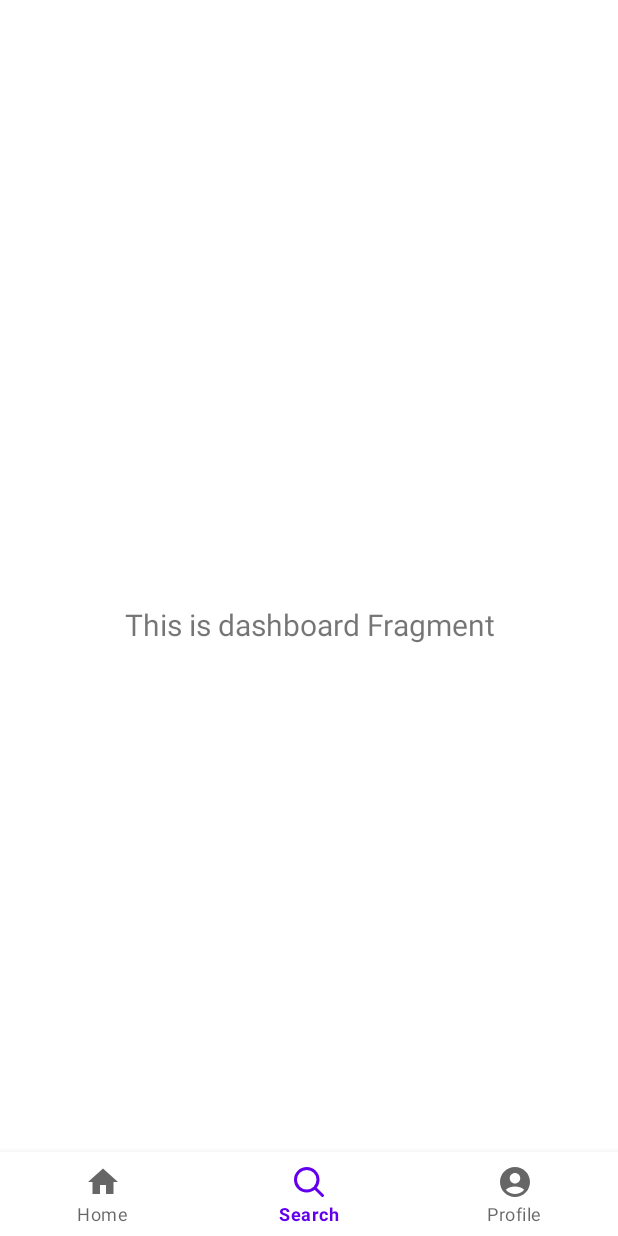
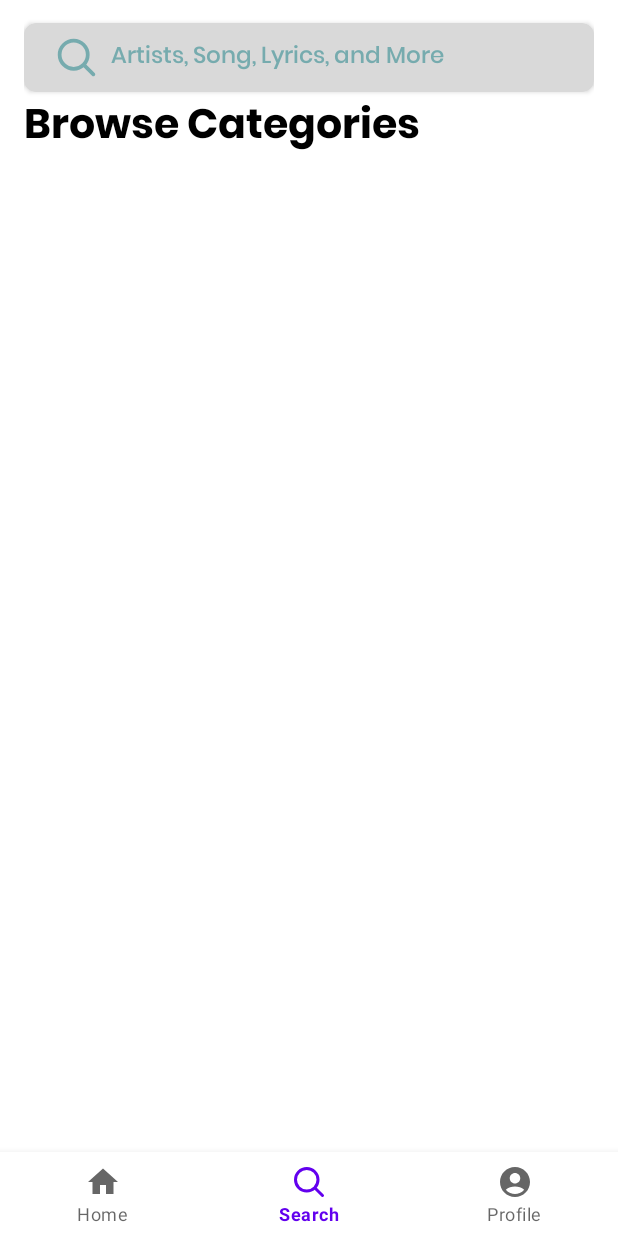
Before and after one commit to Akmall-rey/MusicPlayerProject, an Android app: the SearchFragment screen opened through its navigation route, on a phone screen of 412 x 824 dp. Run offline under Robolectric (Android 15) with nearby library versions, the phone set to English and light mode, and no system bars; our stand-ins replace navigation-ui.

```diff
--- a/app/src/main/java/com/example/musicplayerproject/ui/search/SearchFragment.kt
+++ b/app/src/main/java/com/example/musicplayerproject/ui/search/SearchFragment.kt
@@ -28,10 +28,10 @@ class SearchFragment : Fragment() {
         _binding = FragmentSearchBinding.inflate(inflater, container, false)
         val root: View = binding.root
 
-        val textView: TextView = binding.textDashboard
-        dashboardViewModel.text.observe(viewLifecycleOwner) {
-            textView.text = it
-        }
+//        val textView: TextView = binding.textDashboard
+//        dashboardViewModel.text.observe(viewLifecycleOwner) {
+//            textView.text = it
+//        }
         return root
     }
 
--- /dev/null
+++ b/app/src/main/java/com/example/musicplayerproject/ui/search/Song.kt
@@ -0,0 +1,4 @@
+package com.example.musicplayerproject.ui.search
+
+class Song {
+}
--- /dev/null
+++ b/app/src/main/java/com/example/musicplayerproject/ui/search/SongAdapter.kt
@@ -0,0 +1,4 @@
+package com.example.musicplayerproject.ui.search
+
+class SongAdapter {
+}
--- a/app/src/main/res/layout/fragment_search.xml
+++ b/app/src/main/res/layout/fragment_search.xml
@@ -1,23 +1,75 @@
 <?xml version="1.0" encoding="utf-8"?>
-<androidx.constraintlayout.widget.ConstraintLayout xmlns:android="http://schemas.android.com/apk/res/android"
+<LinearLayout xmlns:android="http://schemas.android.com/apk/res/android"
     xmlns:app="http://schemas.android.com/apk/res-auto"
     xmlns:tools="http://schemas.android.com/tools"
     android:layout_width="match_parent"
     android:layout_height="match_parent"
+    android:layout_marginHorizontal="16dp"
+    android:orientation="vertical"
     android:padding="0dp"
     tools:context=".ui.search.SearchFragment">
 
-    <TextView
-        android:id="@+id/text_dashboard"
+    <androidx.cardview.widget.CardView
+        android:id="@+id/change_username"
         android:layout_width="match_parent"
         android:layout_height="wrap_content"
-        android:layout_marginStart="8dp"
-        android:layout_marginTop="8dp"
-        android:layout_marginEnd="8dp"
-        android:textAlignment="center"
-        android:textSize="20sp"
-        app:layout_constraintBottom_toBottomOf="parent"
+        android:layout_marginTop="15dp"
+        app:cardBackgroundColor="@color/hex"
+        app:cardCornerRadius="8dp"
         app:layout_constraintEnd_toEndOf="parent"
         app:layout_constraintStart_toStartOf="parent"
-        app:layout_constraintTop_toTopOf="parent" />
-</androidx.constraintlayout.widget.ConstraintLayout>
+        app:layout_constraintTop_toBottomOf="@+id/settings">
+
+        <androidx.constraintlayout.widget.ConstraintLayout
+            android:layout_width="match_parent"
+            android:layout_height="match_parent"
+            android:layout_marginVertical="8dp">
+
+            <ImageView
+                android:id="@+id/img_username"
+                android:layout_width="30dp"
+                android:layout_height="30dp"
+                android:layout_marginStart="20dp"
+                android:src="@drawable/search_svgrepo_com"
+                app:layout_constraintBottom_toBottomOf="parent"
+                app:layout_constraintStart_toStartOf="parent"
+                app:layout_constraintTop_toTopOf="parent"
+                app:tint="@color/abae_76" />
+
+            <EditText
+                android:layout_width="wrap_content"
+                android:layout_height="wrap_content"
+                android:layout_marginStart="8dp"
+                android:background="@null"
+                android:fontFamily="@font/poppinsmedium"
+                android:gravity="start|center_vertical"
+                android:hint="@string/artists_song_lyrics_and_more"
+                android:textColor="@color/abae_76"
+                android:textColorHint="@color/abae_76"
+                android:textSize="15sp"
+                app:layout_constraintBottom_toBottomOf="parent"
+                app:layout_constraintStart_toEndOf="@id/img_username"
+                app:layout_constraintTop_toTopOf="parent" />
+
+        </androidx.constraintlayout.widget.ConstraintLayout>
+
+    </androidx.cardview.widget.CardView>
+
+    <TextView
+        android:layout_width="match_parent"
+        android:layout_height="wrap_content"
+        android:fontFamily="@font/poppinsbold"
+        android:text="Browse Categories"
+        android:textColor="@color/black"
+        android:textSize="27sp"
+        android:textStyle="bold" />
+
+    <androidx.recyclerview.widget.RecyclerView
+        android:layout_width="match_parent"
+        android:layout_height="wrap_content"
+        tools:listitem="@layout/album_recyclerview">
+
+    </androidx.recyclerview.widget.RecyclerView>
+
+
+</LinearLayout>
--- /dev/null
+++ b/app/src/main/res/layout/search_result_recyclerview.xml
@@ -0,0 +1,18 @@
+<?xml version="1.0" encoding="utf-8"?>
+<androidx.cardview.widget.CardView xmlns:android="http://schemas.android.com/apk/res/android"
+    android:layout_width="match_parent"
+    android:layout_height="wrap_content">
+
+    <LinearLayout
+        android:layout_width="wrap_content"
+        android:layout_height="wrap_content">
+
+        <ImageView
+            android:layout_width="300px"
+            android:layout_height="300px"
+            android:layout_margin="8dp"
+            android:src="@drawable/img_genre" />
+    </LinearLayout>
+
+
+</androidx.cardview.widget.CardView>
--- a/app/src/main/res/values/strings.xml
+++ b/app/src/main/res/values/strings.xml
@@ -7,6 +7,7 @@
     <string name="change_username">Change Username</string>
     <string name="username">Aghagha</string>
     <string name="change_theme">Change Theme</string>
+    <string name="artists_song_lyrics_and_more">Artists, Song, Lyrics, and More</string>
 
     <integer-array name="relic_img">
         <item>@drawable/tesalbum1</item>
```
Also changed, not shown: app/src/main/res/drawable/img_genre.png (added).
